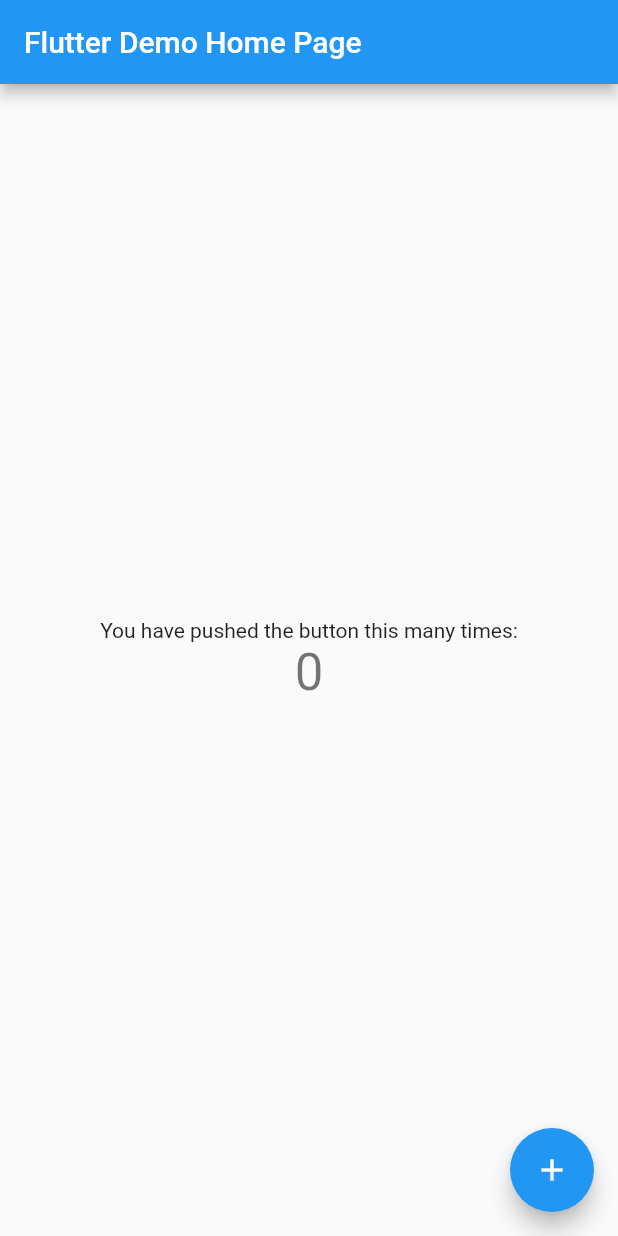
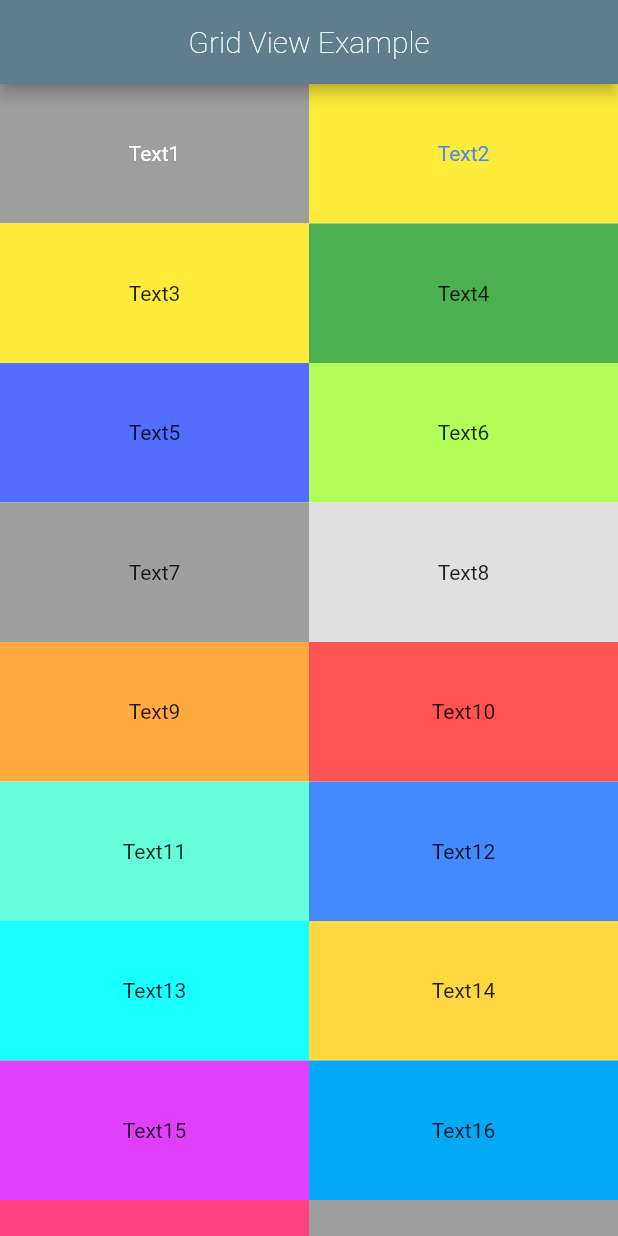
Before and after one commit to priyadarshu/grid_view_example, a Flutter app: the screen it shows after launch, on a phone screen of 412 x 824 dp. Run offline on Flutter 3.47's test engine with Material 2 defaults, Android fonts, the phone set to English and light mode, and no system bars; Roboto replaces fonts that are missing (Arial).

Commit message:
Added sample code for GridView

```diff
--- a/lib/main.dart
+++ b/lib/main.dart
@@ -11,103 +11,137 @@ class MyApp extends StatelessWidget {
     return MaterialApp(
       title: 'Flutter Demo',
       theme: ThemeData(
-        // This is the theme of your application.
-        //
-        // Try running your application with "flutter run". You'll see the
-        // application has a blue toolbar. Then, without quitting the app, try
-        // changing the primarySwatch below to Colors.green and then invoke
-        // "hot reload" (press "r" in the console where you ran "flutter run",
-        // or simply save your changes to "hot reload" in a Flutter IDE).
-        // Notice that the counter didn't reset back to zero; the application
-        // is not restarted.
-        primarySwatch: Colors.blue,
+        primaryColor: Colors.blueGrey,
       ),
-      home: MyHomePage(title: 'Flutter Demo Home Page'),
+      home: GridViewExample(),
     );
   }
 }
 
-class MyHomePage extends StatefulWidget {
-  MyHomePage({Key key, this.title}) : super(key: key);
-
-  // This widget is the home page of your application. It is stateful, meaning
-  // that it has a State object (defined below) that contains fields that affect
-  // how it looks.
-
-  // This class is the configuration for the state. It holds the values (in this
-  // case the title) provided by the parent (in this case the App widget) and
-  // used by the build method of the State. Fields in a Widget subclass are
-  // always marked "final".
-
-  final String title;
-
-  @override
-  _MyHomePageState createState() => _MyHomePageState();
-}
-
-class _MyHomePageState extends State<MyHomePage> {
-  int _counter = 0;
-
-  void _incrementCounter() {
-    setState(() {
-      // This call to setState tells the Flutter framework that something has
-      // changed in this State, which causes it to rerun the build method below
-      // so that the display can reflect the updated values. If we changed
-      // _counter without calling setState(), then the build method would not be
-      // called again, and so nothing would appear to happen.
-      _counter++;
-    });
-  }
-
+class GridViewExample extends StatelessWidget {
   @override
   Widget build(BuildContext context) {
-    // This method is rerun every time setState is called, for instance as done
-    // by the _incrementCounter method above.
-    //
-    // The Flutter framework has been optimized to make rerunning build methods
-    // fast, so that you can just rebuild anything that needs updating rather
-    // than having to individually change instances of widgets.
+    var size = MediaQuery.of(context).size;
+    final double itemHeight = (size.height - kToolbarHeight - 24) / 2;
+    final double itemWidth = size.width / 2;
     return Scaffold(
       appBar: AppBar(
-        // Here we take the value from the MyHomePage object that was created by
-        // the App.build method, and use it to set our appbar title.
-        title: Text(widget.title),
+        title: Text("Grid View Example",
+            style: TextStyle(
+                color: Colors.white,
+                fontFamily: 'Arial',
+                fontWeight: FontWeight.w200)),
+        centerTitle: true,
       ),
-      body: Center(
-        // Center is a layout widget. It takes a single child and positions it
-        // in the middle of the parent.
-        child: Column(
-          // Column is also a layout widget. It takes a list of children and
-          // arranges them vertically. By default, it sizes itself to fit its
-          // children horizontally, and tries to be as tall as its parent.
-          //
-          // Invoke "debug painting" (press "p" in the console, choose the
-          // "Toggle Debug Paint" action from the Flutter Inspector in Android
-          // Studio, or the "Toggle Debug Paint" command in Visual Studio Code)
-          // to see the wireframe for each widget.
-          //
-          // Column has various properties to control how it sizes itself and
-          // how it positions its children. Here we use mainAxisAlignment to
-          // center the children vertically; the main axis here is the vertical
-          // axis because Columns are vertical (the cross axis would be
-          // horizontal).
-          mainAxisAlignment: MainAxisAlignment.center,
-          children: <Widget>[
-            Text(
-              'You have pushed the button this many times:',
+      body: GridView.count(
+        shrinkWrap: true,
+        primary: false,
+        padding: EdgeInsets.all(0),
+        mainAxisSpacing: 0,
+        crossAxisSpacing: 0,
+        crossAxisCount: 2,
+        childAspectRatio: (itemWidth / itemHeight) * 4,
+        scrollDirection: Axis.vertical,
+        children: [
+          Container(
+            height: 100,
+            color: Colors.grey,
+            alignment: Alignment.center,
+            child: Text(
+              'Text1',
+              style: TextStyle(color: Colors.white),
             ),
-            Text(
-              '$_counter',
-              style: Theme.of(context).textTheme.headline4,
+          ),
+          Container(
+            color: Colors.yellow,
+            alignment: Alignment.center,
+            child: Text(
+              'Text2',
+              style: TextStyle(color: Colors.blueAccent),
             ),
-          ],
-        ),
+          ),
+          Container(
+            color: Colors.yellow,
+            alignment: Alignment.center,
+            child: Text('Text3'),
+          ),
+          Container(
+            color: Colors.green,
+            alignment: Alignment.center,
+            child: Text('Text4'),
+          ),
+          Container(
+            color: Colors.indigoAccent,
+            alignment: Alignment.center,
+            child: Text('Text5'),
+          ),
+          Container(
+            color: Colors.lightGreenAccent,
+            alignment: Alignment.center,
+            child: Text('Text6'),
+          ),
+          Container(
+            color: Colors.grey,
+            alignment: Alignment.center,
+            child: Text('Text7'),
+          ),
+          Container(
+            color: Colors.grey[300],
+            alignment: Alignment.center,
+            child: Text('Text8'),
+          ),
+          Container(
+            color: Colors.orangeAccent,
+            alignment: Alignment.center,
+            child: Text('Text9'),
+          ),
+          Container(
+            color: Colors.redAccent,
+            alignment: Alignment.center,
+            child: Text('Text10'),
+          ),
+          Container(
+            color: Colors.tealAccent,
+            alignment: Alignment.center,
+            child: Text('Text11'),
+          ),
+          Container(
+            color: Colors.blueAccent,
+            alignment: Alignment.center,
+            child: Text('Text12'),
+          ),
+          Container(
+            color: Colors.cyanAccent,
+            alignment: Alignment.center,
+            child: Text('Text13'),
+          ),
+          Container(
+            color: Colors.amberAccent,
+            alignment: Alignment.center,
+            child: Text('Text14'),
+          ),
+          Container(
+            color: Colors.purpleAccent,
+            alignment: Alignment.center,
+            child: Text('Text15'),
+          ),
+          Container(
+            color: Colors.lightBlue,
+            alignment: Alignment.center,
+            child: Text('Text16'),
+          ),
+          Container(
+            color: Colors.pinkAccent,
+            alignment: Alignment.center,
+            child: Text('Text17'),
+          ),
+          Container(
+            color: Colors.grey,
+            alignment: Alignment.center,
+            child: Text('Text18'),
+          ),
+        ],
       ),
-      floatingActionButton: FloatingActionButton(
-        onPressed: _incrementCounter,
-        tooltip: 'Increment',
-        child: Icon(Icons.add),
-      ), // This trailing comma makes auto-formatting nicer for build methods.
     );
   }
 }
```
